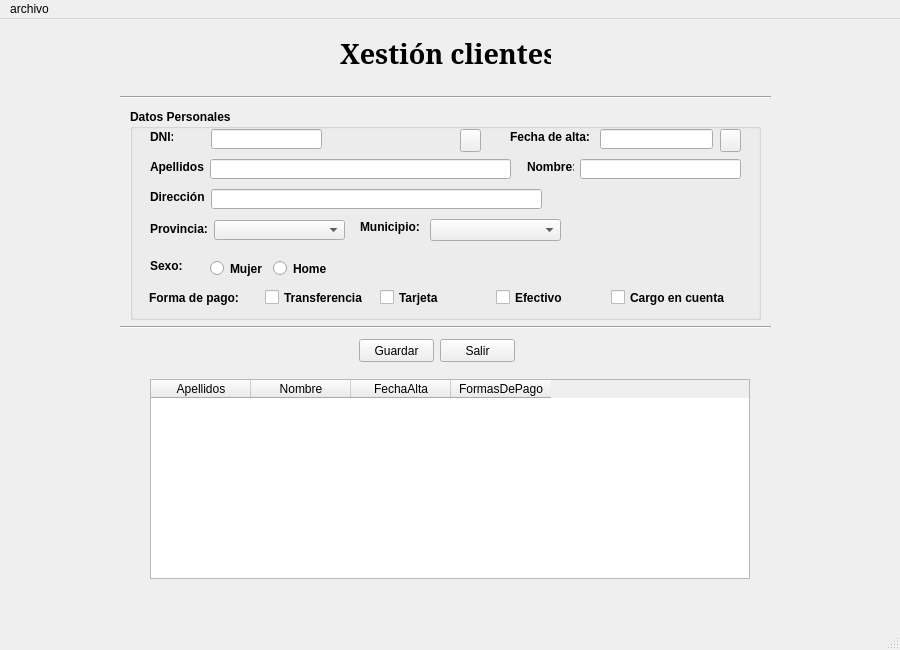
The window that ventana.ui (AresPunzon/punzongarcia) describes before a commit, drawn with Qt 5.
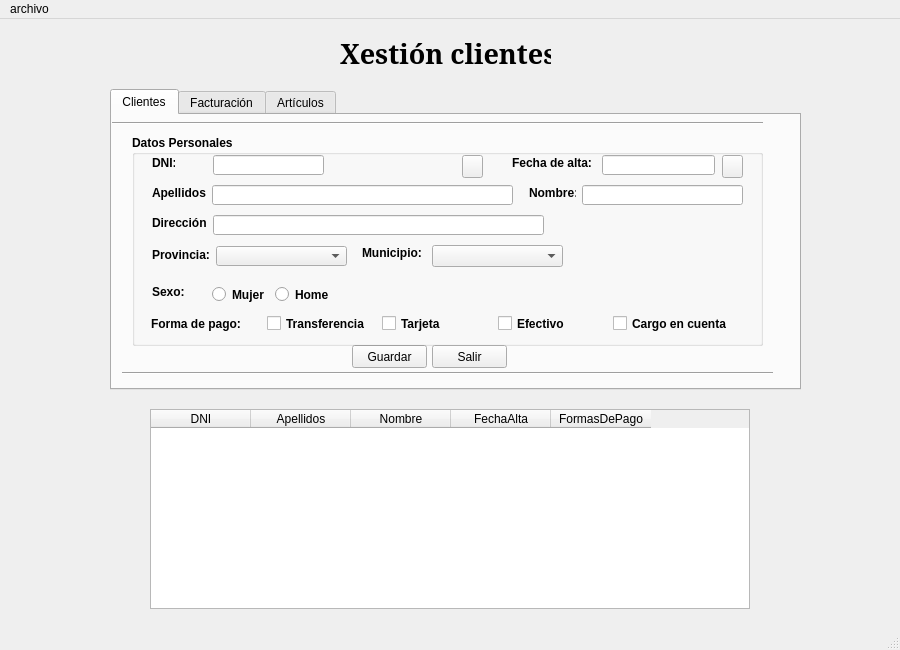
The same window after the commit. Icons and pictures are not drawn.

What changed in the file:
```diff
--- a/ventana.ui
+++ b/ventana.ui
@@ -45,11 +45,75 @@
      <string>Xestión clientes</string>
     </property>
    </widget>
+   <widget class="QTableWidget" name="tabCliente">
+    <property name="geometry">
+     <rect>
+      <x>150</x>
+      <y>390</y>
+      <width>600</width>
+      <height>200</height>
+     </rect>
+    </property>
+    <column>
+     <property name="text">
+      <string>DNI</string>
+     </property>
+    </column>
+    <column>
+     <property name="text">
+      <string>Apellidos</string>
+     </property>
+    </column>
+    <column>
+     <property name="text">
+      <string>Nombre</string>
+     </property>
+    </column>
+    <column>
+     <property name="text">
+      <string>FechaAlta</string>
+     </property>
+    </column>
+    <column>
+     <property name="text">
+      <string>FormasDePago</string>
+     </property>
+    </column>
+   </widget>
+   <widget class="QTabWidget" name="tabPrograma">
+    <property name="geometry">
+     <rect>
+      <x>110</x>
+      <y>70</y>
+      <width>691</width>
+      <height>301</height>
+     </rect>
+    </property>
+    <property name="currentIndex">
+     <number>0</number>
+    </property>
+    <widget class="QWidget" name="tab">
+     <attribute name="title">
+      <string>Clientes</string>
+     </attribute>
+     <widget class="Line" name="line">
+      <property name="geometry">
+       <rect>
+        <x>10</x>
+        <y>250</y>
+        <width>651</width>
+        <height>16</height>
+       </rect>
+      </property>
+      <property name="orientation">
+       <enum>Qt::Horizontal</enum>
+      </property>
+     </widget>
    <widget class="QPushButton" name="btnGrabaCli">
     <property name="geometry">
      <rect>
-      <x>359</x>
-      <y>320</y>
+        <x>240</x>
+        <y>230</y>
       <width>75</width>
       <height>23</height>
      </rect>
@@ -58,50 +122,11 @@
      <string>Guardar</string>
     </property>
    </widget>
-   <widget class="QPushButton" name="btnsalir">
-    <property name="geometry">
-     <rect>
-      <x>440</x>
-      <y>320</y>
-      <width>75</width>
-      <height>23</height>
-     </rect>
-    </property>
-    <property name="text">
-     <string>Salir</string>
-    </property>
-   </widget>
-   <widget class="Line" name="line">
-    <property name="geometry">
-     <rect>
-      <x>120</x>
-      <y>300</y>
-      <width>651</width>
-      <height>16</height>
-     </rect>
-    </property>
-    <property name="orientation">
-     <enum>Qt::Horizontal</enum>
-    </property>
-   </widget>
-   <widget class="Line" name="line_2">
-    <property name="geometry">
-     <rect>
-      <x>120</x>
-      <y>70</y>
-      <width>651</width>
-      <height>16</height>
-     </rect>
-    </property>
-    <property name="orientation">
-     <enum>Qt::Horizontal</enum>
-    </property>
-   </widget>
    <widget class="QGroupBox" name="groupBox">
     <property name="geometry">
      <rect>
-      <x>130</x>
-      <y>90</y>
+        <x>20</x>
+        <y>20</y>
       <width>631</width>
       <height>211</height>
      </rect>
@@ -261,6 +286,12 @@
        <verstretch>0</verstretch>
       </sizepolicy>
      </property>
+       <property name="font">
+        <font>
+         <weight>50</weight>
+         <bold>false</bold>
+        </font>
+       </property>
     </widget>
     <widget class="QWidget" name="layoutWidget">
      <property name="geometry">
@@ -388,6 +419,12 @@
        <height>20</height>
       </rect>
      </property>
+       <property name="font">
+        <font>
+         <weight>50</weight>
+         <bold>false</bold>
+        </font>
+       </property>
     </widget>
     <widget class="QLineEdit" name="txtAlta">
      <property name="geometry">
@@ -398,6 +435,12 @@
        <height>20</height>
       </rect>
      </property>
+       <property name="font">
+        <font>
+         <weight>50</weight>
+         <bold>false</bold>
+        </font>
+       </property>
      <property name="alignment">
       <set>Qt::AlignRight|Qt::AlignTrailing|Qt::AlignVCenter</set>
      </property>
@@ -488,6 +531,12 @@
        <height>20</height>
       </rect>
      </property>
+       <property name="font">
+        <font>
+         <weight>50</weight>
+         <bold>false</bold>
+        </font>
+       </property>
     </widget>
     <widget class="QLineEdit" name="txtdni">
      <property name="geometry">
@@ -498,6 +547,12 @@
        <height>20</height>
       </rect>
      </property>
+       <property name="font">
+        <font>
+         <weight>50</weight>
+         <bold>false</bold>
+        </font>
+       </property>
     </widget>
     <widget class="QLabel" name="lblPro">
      <property name="geometry">
@@ -536,35 +591,69 @@
      </property>
     </widget>
    </widget>
-   <widget class="QTableWidget" name="tabCliente">
+     <widget class="QPushButton" name="btnsalir">
     <property name="geometry">
      <rect>
-      <x>150</x>
-      <y>360</y>
-      <width>600</width>
-      <height>200</height>
-     </rect>
-    </property>
-    <column>
+        <x>320</x>
+        <y>230</y>
+        <width>75</width>
+        <height>23</height>
+       </rect>
+      </property>
      <property name="text">
-      <string>Apellidos</string>
-     </property>
-    </column>
-    <column>
-     <property name="text">
-      <string>Nombre</string>
-     </property>
-    </column>
-    <column>
+       <string>Salir</string>
+      </property>
+     </widget>
+     <widget class="Line" name="line_2">
+      <property name="geometry">
+       <rect>
+        <x>0</x>
+        <y>0</y>
+        <width>651</width>
+        <height>16</height>
+       </rect>
+      </property>
+      <property name="orientation">
+       <enum>Qt::Horizontal</enum>
+      </property>
+     </widget>
+    </widget>
+    <widget class="QWidget" name="tab_2">
+     <attribute name="title">
+      <string>Facturación</string>
+     </attribute>
+     <widget class="QLabel" name="label_2">
+      <property name="geometry">
+       <rect>
+        <x>40</x>
+        <y>20</y>
+        <width>47</width>
+        <height>13</height>
+       </rect>
+      </property>
      <property name="text">
-      <string>FechaAlta</string>
-     </property>
-    </column>
-    <column>
+       <string>Prueba</string>
+      </property>
+     </widget>
+    </widget>
+    <widget class="QWidget" name="tab_3">
+     <attribute name="title">
+      <string>Artículos</string>
+     </attribute>
+     <widget class="QLabel" name="label_3">
+      <property name="geometry">
+       <rect>
+        <x>80</x>
+        <y>100</y>
+        <width>47</width>
+        <height>13</height>
+       </rect>
+      </property>
      <property name="text">
-      <string>FormasDePago</string>
-     </property>
-    </column>
+       <string>xxx</string>
+      </property>
+     </widget>
+    </widget>
    </widget>
   </widget>
   <widget class="QMenuBar" name="menubar">
```
Lines whose indentation alone changed are shown as unchanged.
